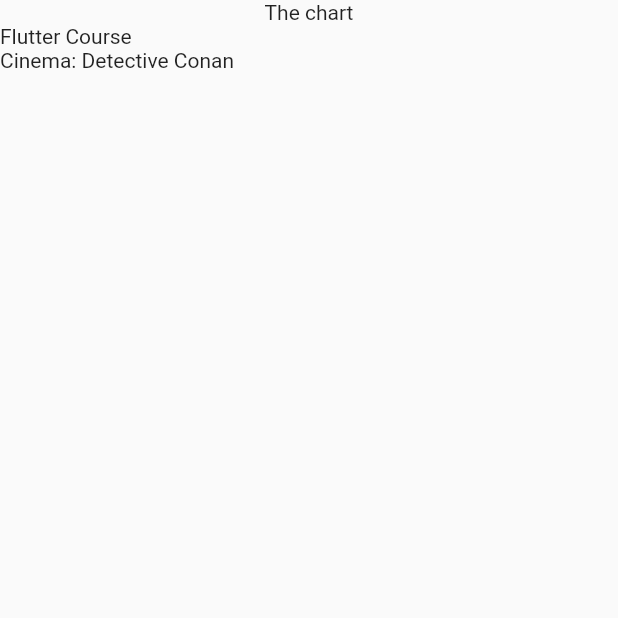
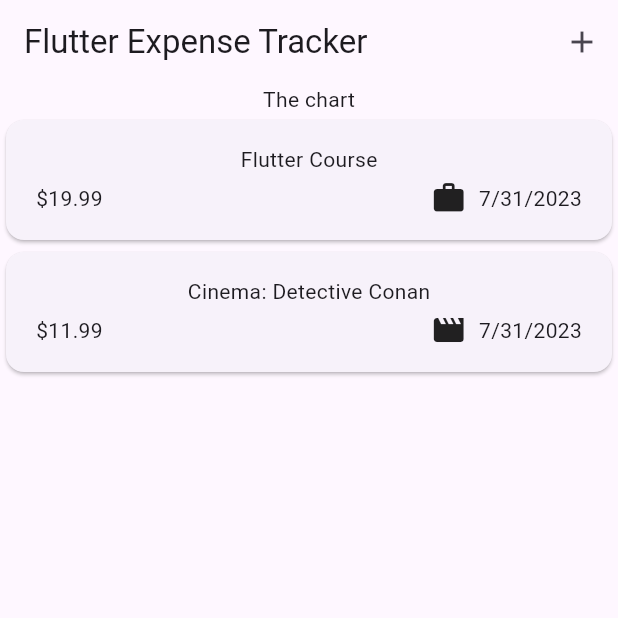
Before and after one commit to phammaidung/ExpensesTracker, a Flutter app: the screen it shows after launch, on a phone screen of 412 x 824 dp, the top half of it. Run offline on Flutter 3.47's test engine with Material 2 defaults, Android fonts, the phone set to English and light mode, and no system bars.

Commit message:
create model overlay for adding new expense

```diff
--- a/lib/main.dart
+++ b/lib/main.dart
@@ -1,7 +1,8 @@
 import 'package:flutter/material.dart';
 
-import 'package:expense_tracker/expenses.dart';
+import 'package:expense_tracker/widgets/expenses.dart';
 
 void main() {
-  runApp(const MaterialApp(home: Expenses()));
+  runApp(MaterialApp(
+      theme: ThemeData(useMaterial3: true), home: const Expenses()));
 }
--- a/lib/models/expense.dart
+++ b/lib/models/expense.dart
@@ -1,8 +1,19 @@
+import 'package:flutter/material.dart';
 import 'package:uuid/uuid.dart';
+import 'package:intl/intl.dart';
+
+final formatter = DateFormat.yMd();
 
 const uuid = Uuid();
 
 enum Category { food, travel, leisure, work }
+
+const categoryIcons = {
+  Category.food: Icons.lunch_dining,
+  Category.travel: Icons.flight_takeoff,
+  Category.leisure: Icons.movie,
+  Category.work: Icons.work
+};
 
 class Expense {
   Expense(
@@ -17,4 +28,8 @@ class Expense {
   final double amount;
   final DateTime date;
   final Category categories;
+
+  String get formattedDate {
+    return formatter.format(date);
+  }
 }
--- a/lib/expenses.dart
+++ b/lib/widgets/expenses.dart
@@ -1,5 +1,6 @@
-import 'package:expense_tracker/expenses_list.dart';
+import 'package:expense_tracker/widgets/expenses_list/expenses_list.dart';
 import 'package:expense_tracker/models/expense.dart';
+import 'package:expense_tracker/widgets/new_expense.dart';
 import 'package:flutter/material.dart';
 
 class Expenses extends StatefulWidget {
@@ -25,14 +26,23 @@ class _ExpensesState extends State<Expenses> {
         categories: Category.leisure),
   ];
 
+  _openAddExpenseOverlay() {
+    showModalBottomSheet(
+        context: context, builder: (ctx) => const NewExpense());
+  }
+
   @override
   Widget build(BuildContext context) {
     return Scaffold(
+        appBar: AppBar(title: const Text('Flutter Expense Tracker'), actions: [
+          IconButton(
+              onPressed: _openAddExpenseOverlay, icon: const Icon(Icons.add))
+        ]),
         body: Column(
-      children: [
-        const Text('The chart'),
-        Expanded(child: ExpensesList(expenses: _registeredExpenses)),
-      ],
-    ));
+          children: [
+            const Text('The chart'),
+            Expanded(child: ExpensesList(expenses: _registeredExpenses)),
+          ],
+        ));
   }
 }
--- /dev/null
+++ b/lib/widgets/expenses_list/expense_item.dart
@@ -0,0 +1,33 @@
+import 'package:expense_tracker/models/expense.dart';
+import 'package:flutter/material.dart';
+
+class ExpenseItem extends StatelessWidget {
+  const ExpenseItem(this.expense, {super.key});
+
+  final Expense expense;
+
+  @override
+  Widget build(BuildContext context) {
+    return Card(
+        child: Padding(
+      padding: const EdgeInsets.symmetric(horizontal: 20, vertical: 16),
+      child: Column(children: [
+        Text(expense.title),
+        const SizedBox(height: 4),
+        Row(
+          children: [
+            Text('\$${expense.amount.toStringAsFixed(2)}'),
+            const Spacer(),
+            Row(
+              children: [
+                Icon(categoryIcons[expense.categories]),
+                const SizedBox(width: 8),
+                Text(expense.formattedDate),
+              ],
+            )
+          ],
+        ),
+      ]),
+    ));
+  }
+}
--- a/lib/expenses_list.dart
+++ b/lib/widgets/expenses_list/expenses_list.dart
@@ -1,4 +1,5 @@
 import 'package:expense_tracker/models/expense.dart';
+import 'package:expense_tracker/widgets/expenses_list/expense_item.dart';
 import 'package:flutter/material.dart';
 
 class ExpensesList extends StatelessWidget {
@@ -13,6 +14,6 @@ class ExpensesList extends StatelessWidget {
   Widget build(BuildContext context) {
     return ListView.builder(
         itemCount: expenses.length,
-        itemBuilder: (context, index) => Text(expenses[index].title));
+        itemBuilder: (context, index) => ExpenseItem(expenses[index]));
   }
 }
--- a/pubspec.yaml
+++ b/pubspec.yaml
@@ -37,6 +37,7 @@ dependencies:
   # Use with the CupertinoIcons class for iOS style icons.
   cupertino_icons: ^1.0.2
   uuid: ^3.0.7
+  intl: ^0.18.1
 
 dev_dependencies:
   flutter_test:
```
Also changed, not shown: lib/widgets/new_expense.dart (added, +43 -0 lines), pubspec.lock.
